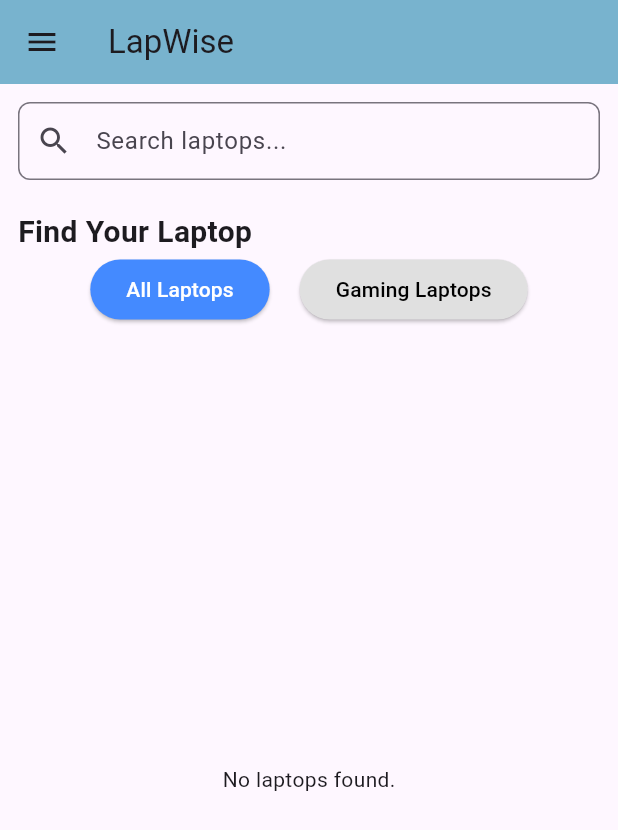
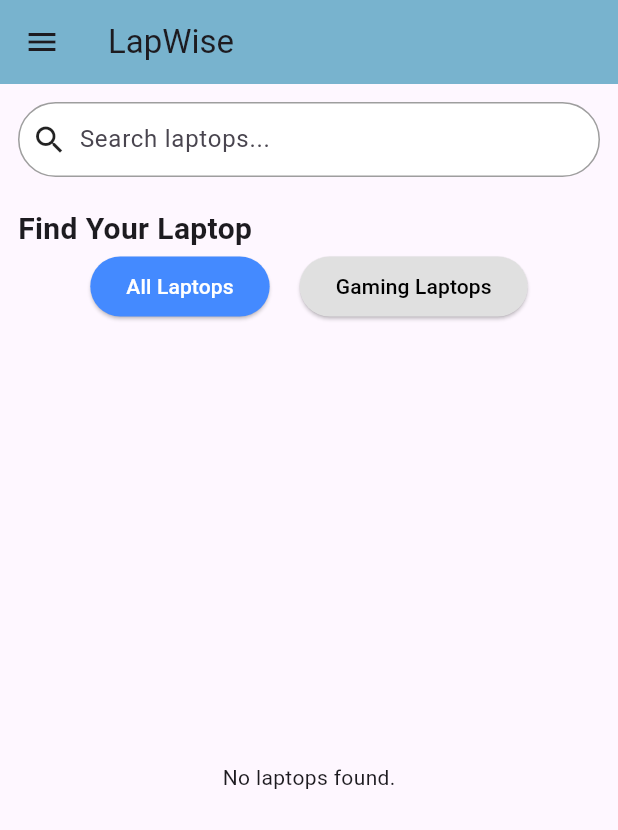
Before and after one commit to JananaDanithra22/lapwise_catalogue_app, a Flutter app: the screen it shows once a user with an empty profile is signed in, on a phone screen of 412 x 824 dp. Shown: the top 830 px of the screen. Run offline on Flutter 3.47's test engine with Material 3 defaults, Android fonts, the phone set to English and light mode, and no system bars; our stand-ins replace cloud_firestore, firebase_auth, firebase_core, google_sign_in, visibility_detector; accounts and stored records are empty.

Commit message:
modify search bar on home page

```diff
--- a/lib/screens/home.dart
+++ b/lib/screens/home.dart
@@ -25,6 +25,7 @@ class _HomePageState extends State<HomePage> {
 
   final LayerLink _layerLink = LayerLink();
   OverlayEntry? _overlayEntry;
+  final FocusNode _focusNode = FocusNode(); // Add this
 
   @override
   void initState() {
@@ -37,6 +38,7 @@ class _HomePageState extends State<HomePage> {
     _debounce?.cancel();
     _searchController.removeListener(_onSearchChanged);
     _searchController.dispose();
+    _focusNode.dispose();
     _removeOverlay();
     super.dispose();
   }
@@ -51,6 +53,7 @@ class _HomePageState extends State<HomePage> {
   Future<void> _fetchSuggestions(String input) async {
     if (input.isEmpty) {
       _clearSuggestions();
+      _removeOverlay(); // Clear suggestions if input is empty
       return;
     }
 
@@ -122,7 +125,8 @@ class _HomePageState extends State<HomePage> {
             child: CompositedTransformFollower(
               link: _layerLink,
               showWhenUnlinked: false,
-              offset: const Offset(0, 50),
+              offset: const Offset(0, 60), // 👈 Shift overlay lower if needed
+
               child: Material(
                 elevation: 8,
                 borderRadius: BorderRadius.circular(8),
@@ -223,7 +227,15 @@ class _HomePageState extends State<HomePage> {
 
   @override
   Widget build(BuildContext context) {
-    return Scaffold(
+    return GestureDetector(
+      onTap: () {
+        FocusScope.of(context).unfocus(); // Hides the keyboard
+        _clearSuggestions(); // Hides suggestion overlay
+        setState(() {});
+      },
+      behavior:
+          HitTestBehavior.translucent, // Allows tap detection on empty spaces
+      child: Scaffold(
         appBar: AppBar(
           title: const Text("LapWise"),
           leading: Builder(
@@ -236,25 +248,36 @@ class _HomePageState extends State<HomePage> {
           backgroundColor: const Color(0xFF78B3CE),
         ),
         drawer: const CustomMenuBar(),
+
         body: Padding(
           padding: const EdgeInsets.all(12.0),
           child: Column(
             crossAxisAlignment: CrossAxisAlignment.start,
             children: [
+              // 🧠 Animated search bar with overlay
+              // 🧠 Always-visible search bar with suggestions
               CompositedTransformTarget(
                 link: _layerLink,
+                child: Container(
+                  height: 50,
+                  decoration: BoxDecoration(
+                    color: Colors.white,
+                    borderRadius: BorderRadius.circular(25),
+                    border: Border.all(color: Colors.grey),
+                  ),
+                  padding: const EdgeInsets.symmetric(horizontal: 8),
+                  child: Row(
+                    children: [
+                      const Icon(Icons.search),
+                      const SizedBox(width: 8),
+                      Expanded(
                         child: TextField(
                           controller: _searchController,
-                decoration: InputDecoration(
+                          autofocus: false,
+                          keyboardType: TextInputType.text, // 👈 Add this line
+                          decoration: const InputDecoration(
                             hintText: "Search laptops...",
-                  prefixIcon: const Icon(Icons.search),
-                  border: OutlineInputBorder(
-                    borderRadius: BorderRadius.circular(8),
-                  ),
-                  contentPadding: const EdgeInsets.symmetric(
-                    vertical: 14,
-                    horizontal: 12,
-                  ),
+                            border: InputBorder.none,
                           ),
                           onTap: () {
                             if (_searchController.text.isNotEmpty &&
@@ -264,11 +287,18 @@ class _HomePageState extends State<HomePage> {
                           },
                         ),
                       ),
+                    ],
+                  ),
+                ),
+              ),
+
               const SizedBox(height: 20),
               const Text(
                 "Find Your Laptop",
                 style: TextStyle(fontSize: 20, fontWeight: FontWeight.bold),
               ),
+
+              // 🖱 Category filter buttons
               Row(
                 mainAxisAlignment: MainAxisAlignment.center,
                 children:
@@ -295,6 +325,8 @@ class _HomePageState extends State<HomePage> {
               ),
 
               const SizedBox(height: 10),
+
+              // 🖼 Grid of laptops (streamed from Firestore)
               Expanded(
                 child: StreamBuilder<QuerySnapshot>(
                   stream: _getLaptopStream(),
@@ -325,7 +357,6 @@ class _HomePageState extends State<HomePage> {
                       itemBuilder: (context, index) {
                         final rawData = docs[index].data();
                         if (rawData is! Map<String, dynamic>) {
-                        print("Invalid document format at index $index");
                           return const SizedBox.shrink();
                         }
 
@@ -378,23 +409,10 @@ class _HomePageState extends State<HomePage> {
                                               imageBytes,
                                               fit: BoxFit.cover,
                                             )
-                                          : Container(
-                                            color: const Color.fromARGB(
-                                              255,
-                                              255,
-                                              255,
-                                              255,
-                                            ),
-                                            child: const Icon(
+                                            : const Icon(
                                               Icons.laptop,
                                               size: 64,
-                                              color: Color.fromARGB(
-                                                255,
-                                                255,
-                                                255,
-                                                255,
-                                              ),
-                                            ),
+                                              color: Colors.grey,
                                             ),
                                   ),
                                 ),
@@ -434,6 +452,7 @@ class _HomePageState extends State<HomePage> {
             ],
           ),
         ),
+      ),
     );
   }
 }
```
Lines whose indentation alone changed are shown as unchanged.
